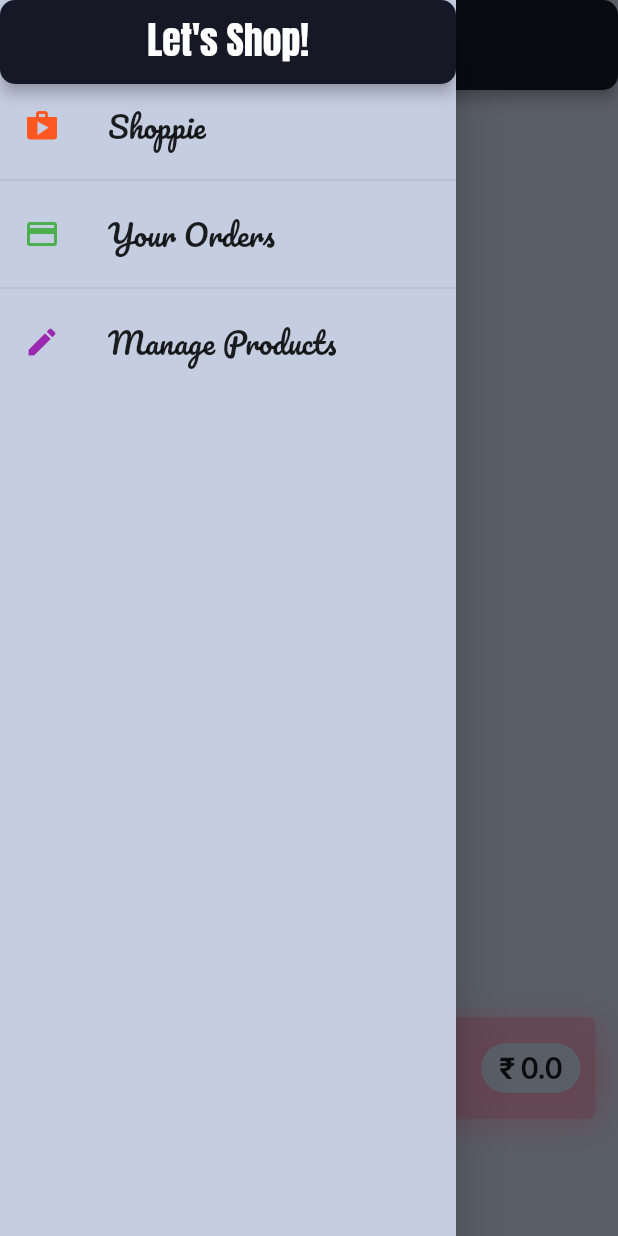
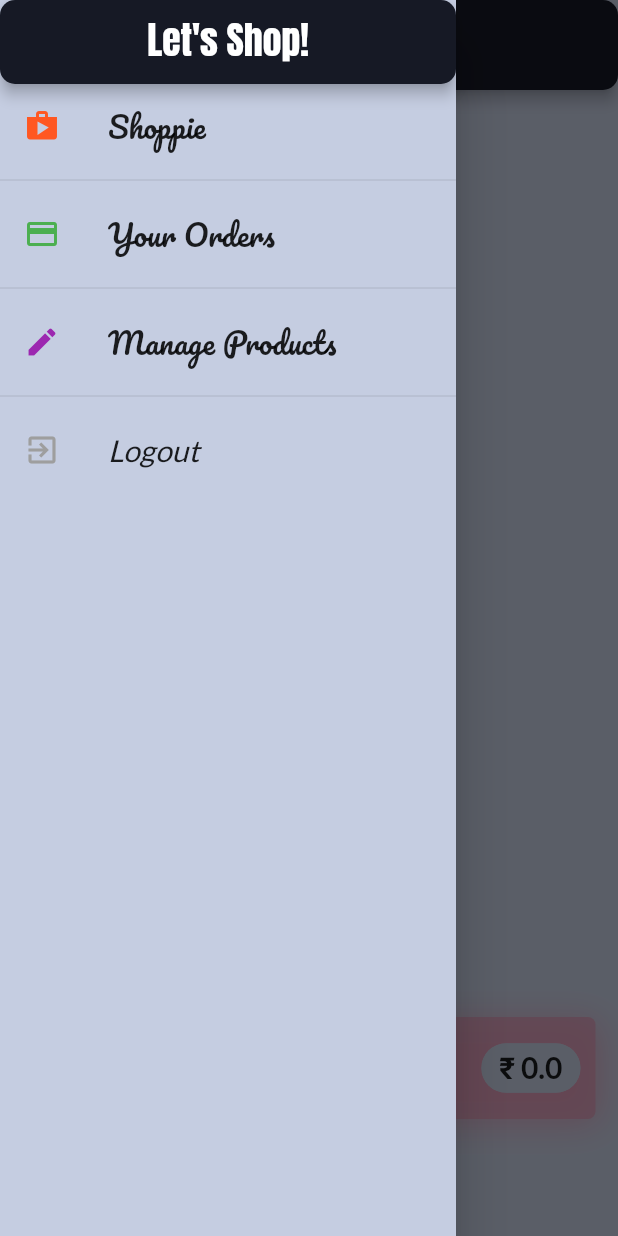
Before and after one commit to om-chevli/Quick-Shoppie-App, a Flutter app: the CartScreen screen opened by its route, with the side drawer open, on a phone screen of 412 x 824 dp. Run offline on Flutter 3.47's test engine with Material 2 defaults, Android fonts, the phone set to English and light mode, and no system bars.

Commit message:
Logout Added

```diff
--- a/lib/widgets/app_drawer.dart
+++ b/lib/widgets/app_drawer.dart
@@ -1,6 +1,8 @@
 import 'package:flutter/material.dart';
+import 'package:provider/provider.dart';
 
 import './custom_bar.dart';
+import '../providers/auth.dart';
 import '../screens/user_products_screen.dart';
 import '../screens/orders_screen.dart';
 
@@ -9,6 +11,7 @@ class AppDrawer extends StatelessWidget {
   Widget build(BuildContext context) {
     return Drawer(
       child: Column(
+        mainAxisAlignment: MainAxisAlignment.start,
         children: <Widget>[
           CustomBar(
             appTitle: "Let's Shop!",
@@ -66,6 +69,24 @@ class AppDrawer extends StatelessWidget {
                   .pushReplacementNamed(UserProductsScreen.routeName);
             },
           ),
+          Divider(),
+          ListTile(
+            leading: Icon(
+              Icons.exit_to_app,
+              color: Colors.grey,
+            ),
+            title: Text(
+              "Logout",
+              style: TextStyle(
+                fontStyle: FontStyle.italic,
+                fontSize: 20,
+              ),
+            ),
+            onTap: () {
+              Navigator.of(context).pop();
+              Provider.of<Auth>(context, listen: false).logout();
+            },
+          ),
         ],
       ),
     );
```
Also changed, not shown: lib/providers/auth.dart (+7 -0 lines).
